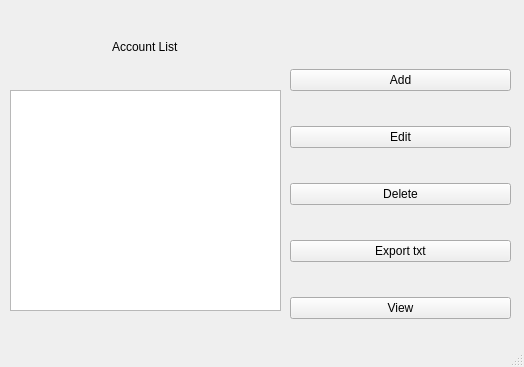
Old version of the form mainwindow.ui in the repository gacevedo19101/ProyectPassword.
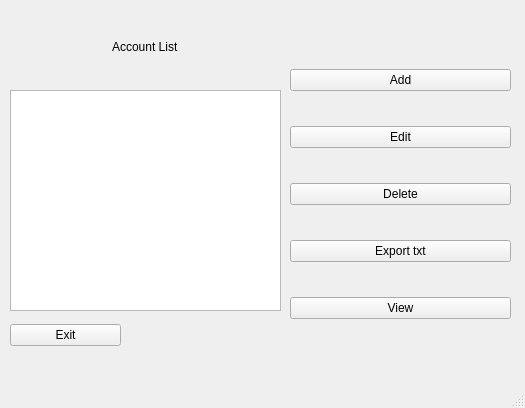
New version of the form.

Commit message: se actualiza boton exit en mainwindow

What changed in the file:
```diff
--- a/mainwindow.ui
+++ b/mainwindow.ui
@@ -6,8 +6,8 @@
    <rect>
     <x>0</x>
     <y>0</y>
-    <width>524</width>
-    <height>367</height>
+    <width>525</width>
+    <height>408</height>
    </rect>
   </property>
   <property name="windowTitle">
@@ -83,6 +83,25 @@
      </item>
     </layout>
    </widget>
+   <widget class="QWidget" name="verticalLayoutWidget_2">
+    <property name="geometry">
+     <rect>
+      <x>10</x>
+      <y>320</y>
+      <width>111</width>
+      <height>31</height>
+     </rect>
+    </property>
+    <layout class="QVBoxLayout" name="verticalLayout_2">
+     <item>
+      <widget class="QPushButton" name="btnExit">
+       <property name="text">
+        <string>Exit</string>
+       </property>
+      </widget>
+     </item>
+    </layout>
+   </widget>
   </widget>
   <widget class="QMenuBar" name="menubar">
    <property name="geometry">
```
Left out of the diff: 2 changed lines with no effect on the pictures. The commit also changes 5 other files.
